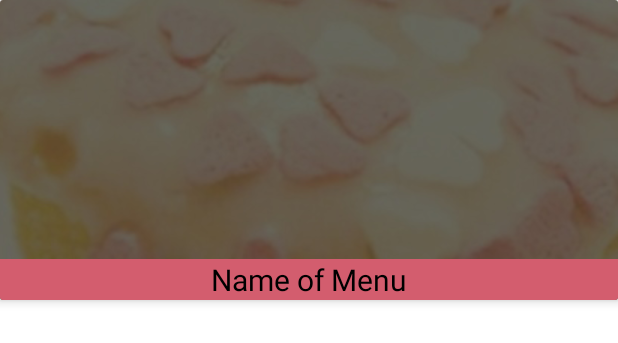
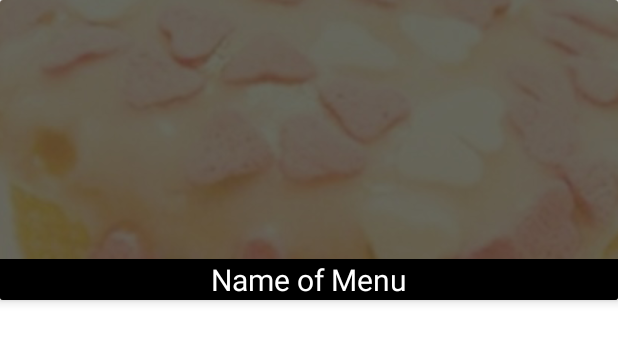
Before and after one commit to nardosteve/TideEat, an Android app: the layout menu_item.xml on its own in the app's theme, with its tools: preview values and no code run, on a phone screen of 412 x 824 dp. Shown: the top 343 px of the screen. Run offline under Robolectric (Android 15) with nearby library versions, the phone set to English and light mode, and no system bars.

Commit message:
Color(Theme) changes

```diff
--- a/app/src/main/res/layout/app_bar_main.xml
+++ b/app/src/main/res/layout/app_bar_main.xml
@@ -16,7 +16,7 @@
             android:id="@+id/toolbar"
             android:layout_width="match_parent"
             android:layout_height="?attr/actionBarSize"
-            android:background="@android:color/holo_red_dark"
+            android:background="@color/black"
             app:popupTheme="@style/Theme.TideEat.PopupOverlay" />
 
     </com.google.android.material.appbar.AppBarLayout>
--- a/app/src/main/res/layout/menu_item.xml
+++ b/app/src/main/res/layout/menu_item.xml
@@ -19,8 +19,9 @@
         <TextView
             android:id="@+id/menu_name"
             android:text="Name of Menu"
-            android:textColor="@android:color/black"
-            android:background="@color/overlayActionBar"
+            android:textColor="@android:color/white"
+
+            android:background="@android:color/black"
             android:textSize="20sp"
             android:gravity="center"
             android:layout_alignParentBottom="true"
```
